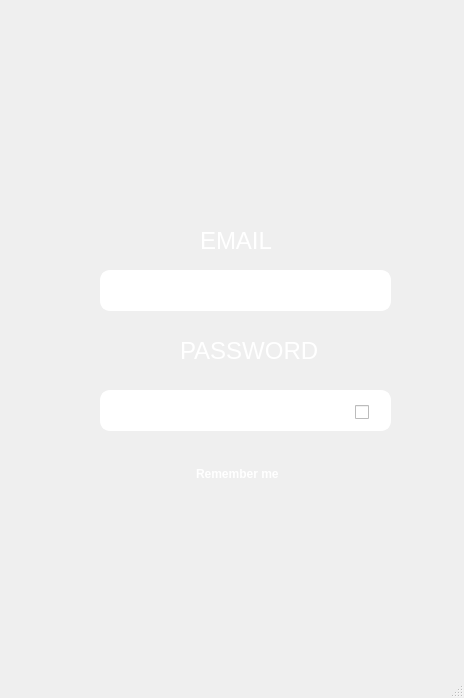
Before: the Qt Designer form 3_Solution/Qt/mainwindow.ui in Sergiuas/ATMail, drawn with Qt 5.
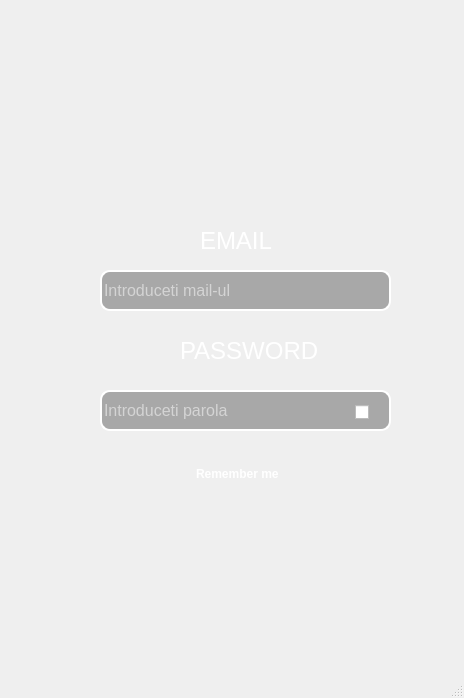
After: the same form once the commit is applied. Icons and pictures are not drawn.

What changed in the file:
```diff
--- a/3_Solution/Qt/mainwindow.ui
+++ b/3_Solution/Qt/mainwindow.ui
@@ -190,10 +190,11 @@
     <property name="styleSheet">
      <string notr="true">#textEditPassword
 {
-color:#fff;
+color:white;
 padding-right: 40px;
 border: 2px solid white;
 border-radius:10px;
+background-color: rgba(0,0,0,0.3);
 }
 
 #textEditPassword:focus
@@ -228,10 +229,11 @@
     <property name="styleSheet">
      <string notr="true">#textEditUserName
 {
-color:#fff;
+color:white;
 padding-right: 40px;
 border: 2px solid white;
 border-radius:10px;
+background-color: rgba(0,0,0,0.3);
 }
 #textEditUserName:focus
 {
```
Left out of the diff: 5 changed lines with no effect on the pictures.
